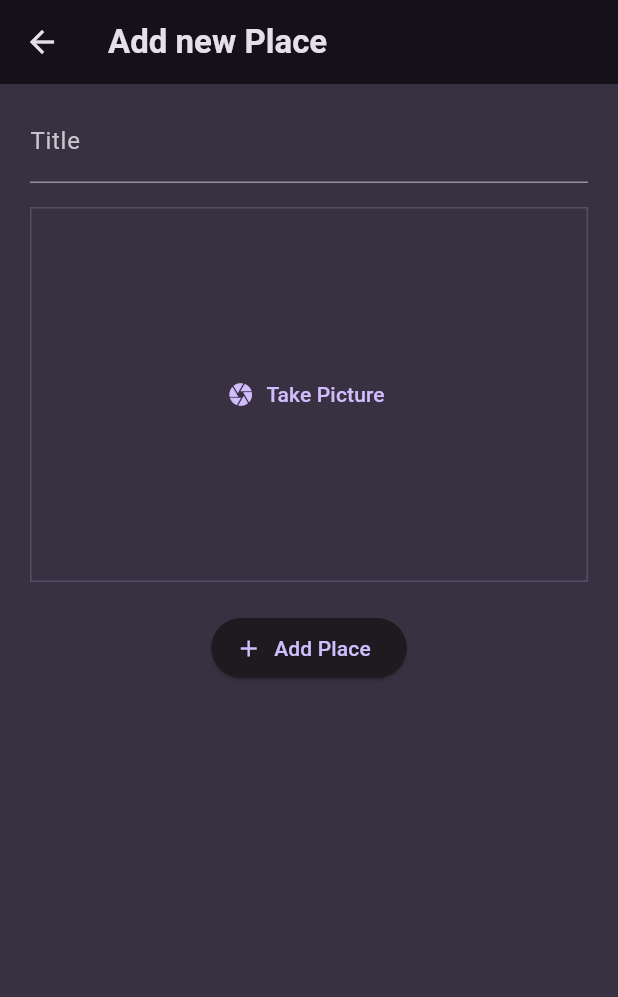
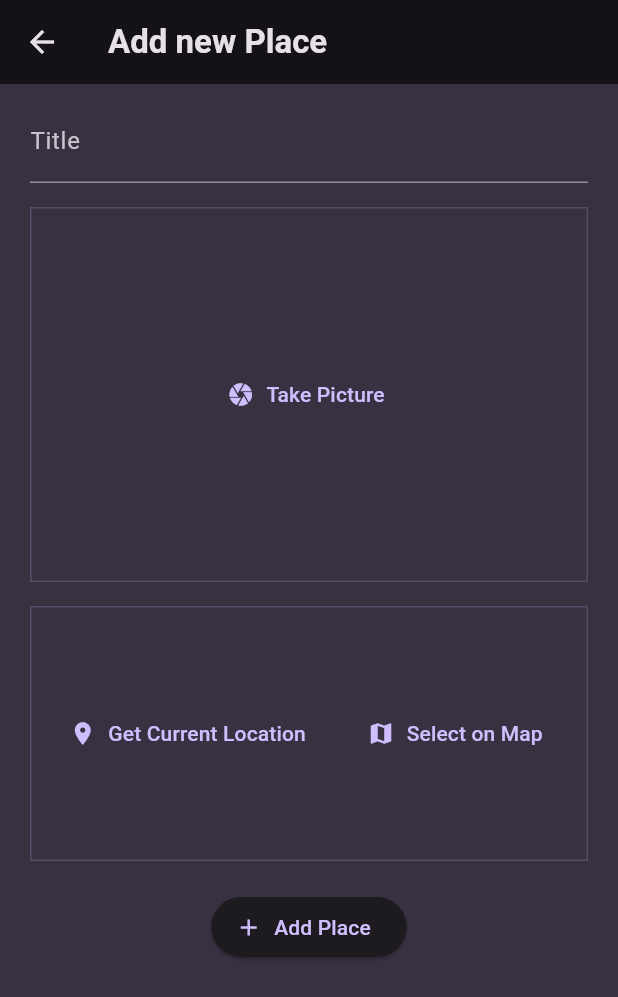
Before and after one commit to dainavipurav/008_flutter_udemy_favorite_places_app, a Flutter app: the AddPlaceScreen screen opened directly, on a phone screen of 412 x 824 dp. Shown: the top 997 px of the screen. Run offline on Flutter 3.47's test engine with Material 3 defaults, Android fonts, the phone set to English and light mode, and no system bars; our stand-ins replace flutter_riverpod, google_fonts, image_picker.

Commit message:
added location package and permission to fetch device location added location input field

```diff
--- a/lib/screens/add_place.dart
+++ b/lib/screens/add_place.dart
@@ -4,6 +4,7 @@
 import 'package:flutter_riverpod/flutter_riverpod.dart';
 import 'package:udemy_007_favorite_places_app/providers/user_places_provider.dart';
 import 'package:udemy_007_favorite_places_app/widgets/image_input.dart';
+import 'package:udemy_007_favorite_places_app/widgets/location_input.dart';
 
 class AddPlaceScreen extends ConsumerStatefulWidget {
   const AddPlaceScreen({super.key});
@@ -88,6 +89,8 @@
                       selectedImage = image;
                     },
                   ),
+                  const SizedBox(height: 16),
+                  const LocationInput(),
                 ],
               ),
             ),
--- /dev/null
+++ b/lib/widgets/location_input.dart
@@ -0,0 +1,40 @@
+import 'package:flutter/material.dart';
+
+class LocationInput extends StatefulWidget {
+  const LocationInput({super.key});
+
+  @override
+  State<LocationInput> createState() => _LocationInputState();
+}
+
+class _LocationInputState extends State<LocationInput> {
+  @override
+  Widget build(BuildContext context) {
+    return Container(
+      decoration: BoxDecoration(
+        border: Border.all(
+          width: 1,
+          color: Theme.of(context).colorScheme.primary.withOpacity(0.2),
+        ),
+      ),
+      height: 170,
+      alignment: Alignment.center,
+      width: double.infinity,
+      child: Row(
+        mainAxisAlignment: MainAxisAlignment.spaceEvenly,
+        children: [
+          TextButton.icon(
+            onPressed: () {},
+            icon: const Icon(Icons.location_on),
+            label: const Text('Get Current Location'),
+          ),
+          TextButton.icon(
+            onPressed: () {},
+            icon: const Icon(Icons.map),
+            label: const Text('Select on Map'),
+          ),
+        ],
+      ),
+    );
+  }
+}
--- a/pubspec.yaml
+++ b/pubspec.yaml
@@ -12,6 +12,7 @@
   flutter_riverpod: ^2.5.1
   google_fonts: ^6.2.1
   image_picker: ^1.1.1
+  location: ^6.0.2
   uuid: ^4.4.0
 
 dev_dependencies:
```
Also changed, not shown: pubspec.lock, 2 other files.
